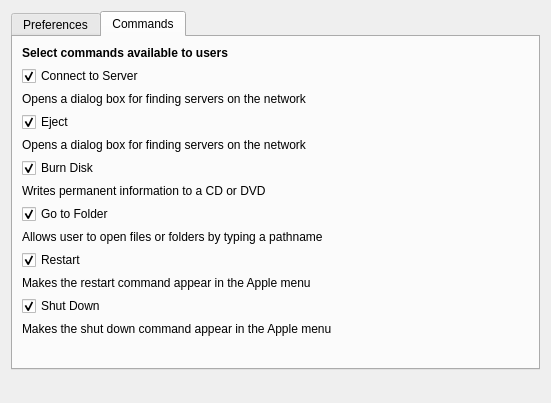
Above: FWAdminLib/Configurator/FinderForm.ui from fw-dev/translations before the change. Below: the same form after it.
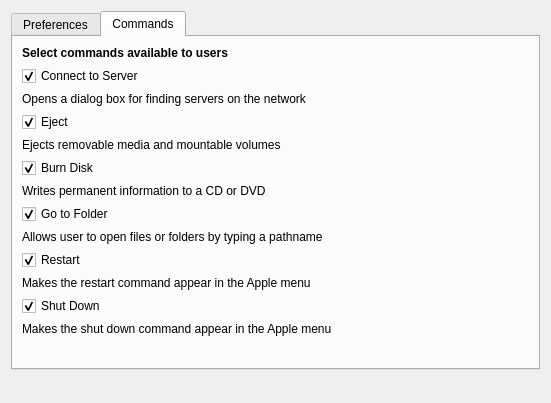
That is the form after the change. The open tabs and pages were chosen to show the change.

```diff
--- a/FWAdminLib/Configurator/FinderForm.ui
+++ b/FWAdminLib/Configurator/FinderForm.ui
@@ -183,7 +183,7 @@
        <item>
         <widget class="QLabel" name="lTip_eject">
          <property name="text">
-          <string>Opens a dialog box for finding servers on the network</string>
+          <string>Ejects removable media and mountable volumes</string>
          </property>
         </widget>
        </item>
```
